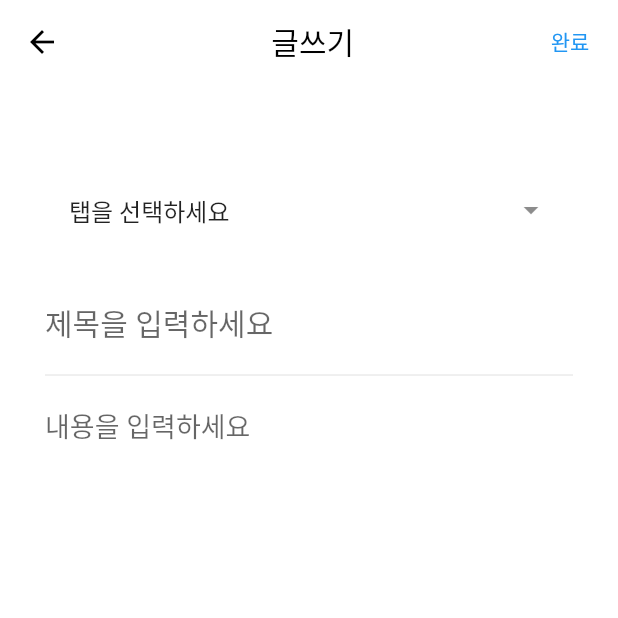
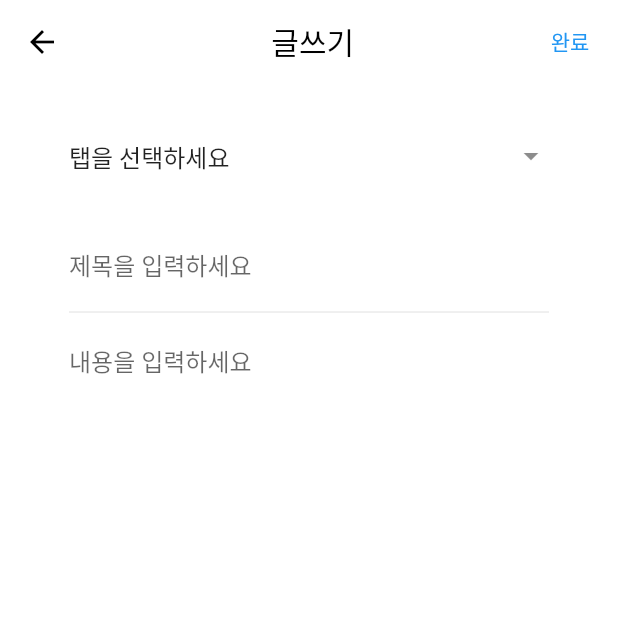
Before and after one commit to Trouble-makerz/buildup-flutter, a Flutter app: the WritePostPage screen opened directly with empty values, on a phone screen of 412 x 824 dp, the top half of it. Run offline on Flutter 3.47's test engine with Material 2 defaults, Android fonts, the light colour scheme and no system bars; our stand-ins replace flutter_speed_dial.

Commit message:
Update write_post_page.dart

```diff
--- a/lib/page/write_post_page.dart
+++ b/lib/page/write_post_page.dart
@@ -40,11 +40,10 @@ class _WritePostPageState extends State<WritePostPage> {
       body: ListView(
         children: [
           Padding(
-            padding: const EdgeInsets.symmetric(horizontal: 30, vertical: 16),
+            padding: const EdgeInsets.symmetric(horizontal: 30, vertical: 8),
             child: Column(
               crossAxisAlignment: CrossAxisAlignment.start,
               children: [
-               Text(widget.category, style: TextStyle(fontSize: 24),),
                   Column(
                     crossAxisAlignment: CrossAxisAlignment.start,
                     children: [
@@ -69,12 +68,14 @@ class _WritePostPageState extends State<WritePostPage> {
                   ),
                 SizedBox(height: 20),
                 // 입력 필드
-                Column(
+                Padding(
+                  padding: const EdgeInsets.symmetric(horizontal: 16),
+                  child: Column(
                     children: [
                       TextField(
                         decoration: InputDecoration(
                           hintText: '제목을 입력하세요',
-                        hintStyle: TextStyle(fontSize: 20),
+                          hintStyle: TextStyle(fontSize: 16),
                           border: InputBorder.none,
                         ),
                       ),
@@ -82,11 +83,12 @@ class _WritePostPageState extends State<WritePostPage> {
                       TextField(
                         decoration: InputDecoration(
                           hintText: '내용을 입력하세요',
-                        hintStyle: TextStyle(fontSize: 18),
+                          hintStyle: TextStyle(fontSize: 16),
                           border: InputBorder.none,
                         ),
                       ),
                     ],
+                  ),
                 ),
               ],
             ),
```
Lines whose indentation alone changed are shown as unchanged.
